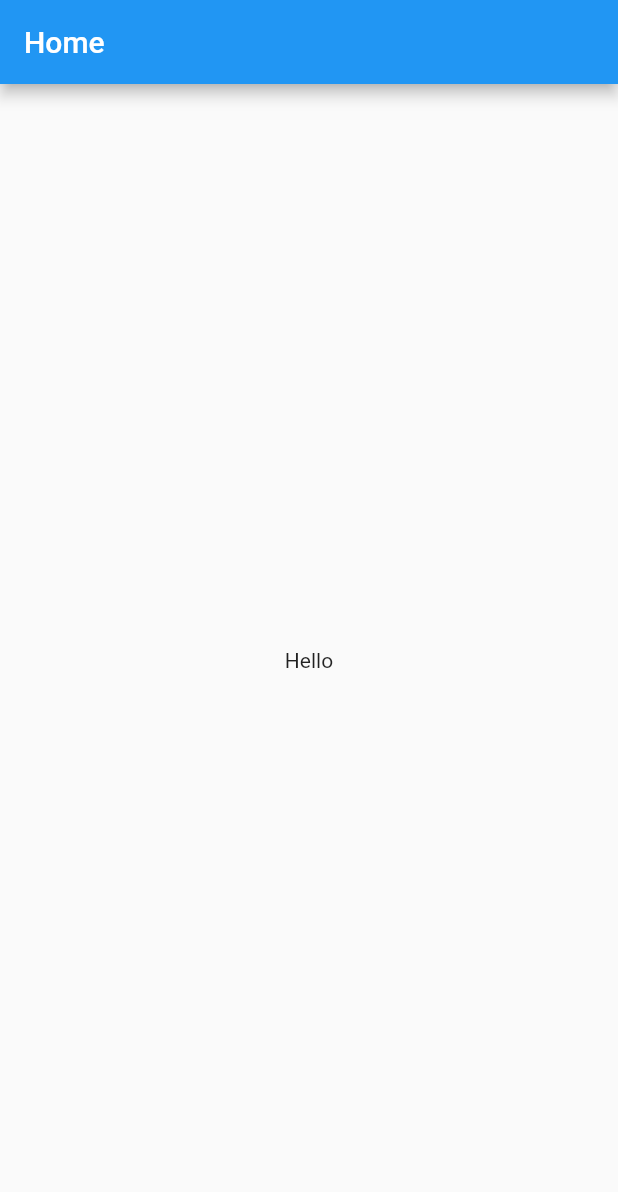
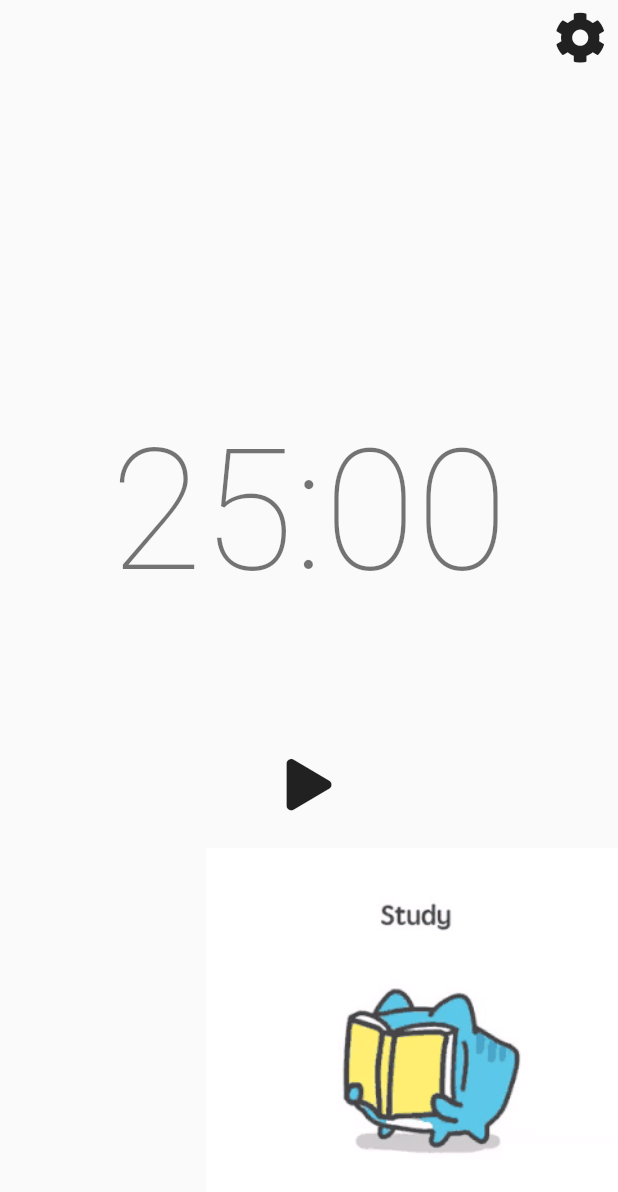
Before and after one commit to hericles-koelher/pomodoro, a Flutter app: the screen it shows after launch, on a phone screen of 412 x 824 dp. Shown: the top 1192 px of the screen. Run offline on Flutter 3.47's test engine with Material 2 defaults, Android fonts, the phone set to English and light mode, and no system bars; our stand-ins replace audioplayers, bloc, equatable, flutter_bloc, font_awesome_flutter.

Commit message:
started build screens and test the logic.

```diff
--- a/lib/pomodoro.dart
+++ b/lib/pomodoro.dart
@@ -1,13 +1,54 @@
 import 'package:flutter/material.dart';
+import 'package:flutter_bloc/flutter_bloc.dart';
+import 'package:pomodoro/src/blocs.dart';
 import 'package:pomodoro/src/screens.dart';
 
-class Pomodoro extends StatelessWidget {
+class Pomodoro extends StatefulWidget {
   const Pomodoro({Key? key}) : super(key: key);
 
   @override
+  State<Pomodoro> createState() => _PomodoroState();
+}
+
+class _PomodoroState extends State<Pomodoro> {
+  late final TimerBloc timerBloc;
+
+  @override
+  void initState() {
+    timerBloc = TimerBloc(workMinutes: 25, restMinutes: 5);
+
+    super.initState();
+  }
+
+  @override
+  void dispose() {
+    timerBloc.close();
+
+    super.dispose();
+  }
+
+  @override
   Widget build(BuildContext context) {
-    return const MaterialApp(
-      home: HomeScreen(),
+    return BlocProvider.value(
+      value: timerBloc,
+      child: MaterialApp(
+        debugShowCheckedModeBanner: false,
+        theme: ThemeData(
+          elevatedButtonTheme: ElevatedButtonThemeData(
+            style: ButtonStyle(
+              elevation: MaterialStateProperty.all(10),
+              backgroundColor: MaterialStateProperty.all(Colors.orange),
+              textStyle: MaterialStateProperty.all(
+                const TextStyle(fontSize: 25),
+              ),
+              padding: MaterialStateProperty.all(
+                const EdgeInsets.symmetric(horizontal: 10, vertical: 5),
+              ),
+            ),
+          ),
+        ),
+        home: const HomeScreen(),
+      ),
     );
   }
 }
--- a/lib/src/blocs/timer_bloc.dart
+++ b/lib/src/blocs/timer_bloc.dart
@@ -13,7 +13,7 @@ class TimerBloc extends Bloc<TimerEvent, TimerState> {
   final Ticker _ticker = const Ticker();
   StreamSubscription<int>? _streamSubscription;
 
-  TimerBloc(int workMinutes, int restMinutes)
+  TimerBloc({required int workMinutes, required int restMinutes})
       : assert(workMinutes > 0),
         assert(restMinutes > 0),
         _duration = workMinutes * 60,
@@ -29,6 +29,12 @@ class TimerBloc extends Bloc<TimerEvent, TimerState> {
     on<RestTimerStarted>(_restStart);
     on<_RestTimerRunning>(_restTick);
     on<RestTimerEnded>(_restEnd);
+  }
+
+  @override
+  Future<void> close() {
+    _streamSubscription?.cancel();
+    return super.close();
   }
 
   void _init(_PomodoroTimerInitialized event, Emitter<TimerState> emit) {
--- a/lib/src/screens.dart
+++ b/lib/src/screens.dart
@@ -1 +1,2 @@
 export 'screens/home_screen.dart';
+export 'screens/alarm_screen.dart';
--- a/lib/src/screens/home_screen.dart
+++ b/lib/src/screens/home_screen.dart
@@ -1,17 +1,185 @@
 import 'package:flutter/material.dart';
+import 'package:flutter_bloc/flutter_bloc.dart';
+import 'package:font_awesome_flutter/font_awesome_flutter.dart';
+import 'package:pomodoro/src/blocs.dart';
 
-class HomeScreen extends StatelessWidget {
+import '../screens.dart';
+
+class HomeScreen extends StatefulWidget {
   const HomeScreen({Key? key}) : super(key: key);
 
   @override
+  State<HomeScreen> createState() => _HomeScreenState();
+}
+
+class _HomeScreenState extends State<HomeScreen> {
+  @override
   Widget build(BuildContext context) {
-    return Scaffold(
-      appBar: AppBar(
-        title: const Text("Home"),
-      ),
-      body: const Center(
-        child: Text("Hello"),
+    return SafeArea(
+      child: Scaffold(
+        body: BlocConsumer<TimerBloc, TimerState>(
+          listenWhen: (previousState, currentState) {
+            bool shouldListen = false;
+
+            if (currentState is RestInitialState ||
+                currentState is RestTimeoutState) {
+              shouldListen = true;
+            }
+
+            return shouldListen;
+          },
+          buildWhen: (previousState, currentState) {
+            bool shouldRebuild = true;
+
+            if (currentState is RestInitialState ||
+                currentState is RestTimeoutState) {
+              shouldRebuild = false;
+            }
+
+            return shouldRebuild;
+          },
+          listener: _timerBlocListener,
+          builder: _screenBuilder,
+        ),
       ),
     );
   }
+
+  void _timerBlocListener(context, state) {
+    String alarmScreenLabel;
+    TimerEvent timerEvent;
+
+    if (state is RestInitialState) {
+      alarmScreenLabel = "Study time is over!";
+      timerEvent = RestTimerStarted();
+    } else {
+      alarmScreenLabel = "Rest time is over!";
+      timerEvent = RestTimerEnded();
+    }
+
+    Navigator.push(
+      context,
+      MaterialPageRoute(
+        builder: (_) => AlarmScreen(
+          label: alarmScreenLabel,
+          timerEvent: timerEvent,
+        ),
+      ),
+    );
+  }
+
+  Widget _screenBuilder(BuildContext context, TimerState state) {
+    final timerBloc = BlocProvider.of<TimerBloc>(context);
+    bool shouldSeeSettings = state is PomodoroInitialState;
+    double iconSize = MediaQuery.of(context).size.width / 12;
+    double gifHeight = MediaQuery.of(context).size.height / 3;
+    double gifWidth = MediaQuery.of(context).size.width / 1.5;
+
+    String gifPath = "assets/image/cat_studying.gif";
+
+    List<Widget> rowChildren = [];
+
+    if (state is PomodoroInitialState) {
+      rowChildren = [
+        IconButton(
+          icon: const FaIcon(FontAwesomeIcons.play),
+          iconSize: iconSize,
+          onPressed: () {
+            timerBloc.add(PomodoroTimerStarted());
+          },
+        ),
+      ];
+    } else if (state is PomodoroRunningState) {
+      rowChildren = [
+        IconButton(
+          icon: const FaIcon(FontAwesomeIcons.pause),
+          iconSize: iconSize,
+          onPressed: () {
+            timerBloc.add(PomodoroTimerPaused(state.duration));
+          },
+        ),
+        IconButton(
+          icon: const FaIcon(FontAwesomeIcons.stop),
+          iconSize: iconSize,
+          onPressed: () {
+            timerBloc.add(PomodoroTimerReset());
+          },
+        ),
+      ];
+    } else if (state is PomodoroPausedState) {
+      rowChildren = [
+        IconButton(
+          icon: const FaIcon(FontAwesomeIcons.play),
+          iconSize: iconSize,
+          onPressed: () {
+            timerBloc.add(PomodoroTimerResumed());
+          },
+        ),
+        IconButton(
+          icon: const FaIcon(FontAwesomeIcons.stop),
+          iconSize: iconSize,
+          onPressed: () {
+            timerBloc.add(PomodoroTimerReset());
+          },
+        ),
+      ];
+    } else if (state is RestRunningState) {
+      gifPath = "assets/image/cat_sleeping.gif";
+    }
+
+    return Stack(
+      children: [
+        if (shouldSeeSettings)
+          Align(
+            alignment: Alignment.topRight,
+            child: IconButton(
+              icon: FaIcon(
+                FontAwesomeIcons.cog,
+                color: Colors.grey[900],
+              ),
+              iconSize: iconSize,
+              onPressed: () {},
+            ),
+          ),
+        Align(
+          alignment: Alignment.bottomRight,
+          // TODO: substituir por animação com fundo transparente
+          child: SizedBox(
+            height: gifHeight,
+            width: gifWidth,
+            child: Image.asset(gifPath),
+          ),
+        ),
+        Align(
+          child: Column(
+            mainAxisSize: MainAxisSize.min,
+            children: [
+              Flexible(
+                flex: 4,
+                child: Text(
+                  formatDuration(state.duration),
+                  style: Theme.of(context).textTheme.headline1,
+                ),
+              ),
+              const Spacer(),
+              Flexible(
+                flex: 4,
+                child: Row(
+                  mainAxisAlignment: MainAxisAlignment.center,
+                  children: rowChildren,
+                ),
+              ),
+            ],
+          ),
+        ),
+      ],
+    );
+  }
+
+  String formatDuration(int duration) {
+    String minutes = (duration ~/ 60).toString().padLeft(2, "0");
+    String seconds = (duration % 60).toString().padLeft(2, "0");
+
+    return "$minutes:$seconds";
+  }
 }
```
Also changed, not shown: lib/src/screens/alarm_screen.dart (added, +67 -0 lines), pubspec.yaml (+8 -1 lines), assets/image/cat_sleeping.gif (added), assets/image/cat_studying.gif (added), pubspec.lock, 2 other files.
